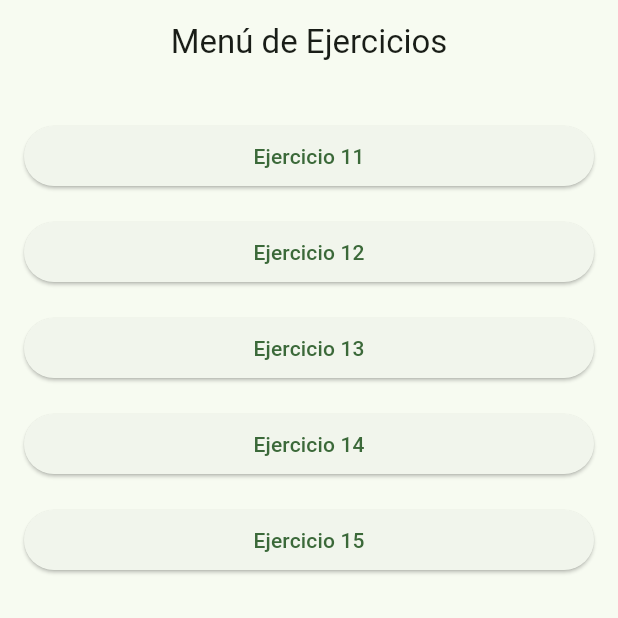
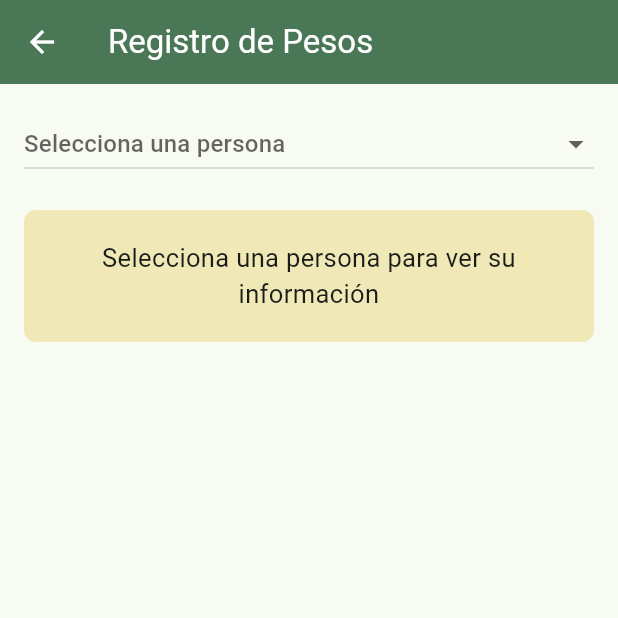
Before and after one commit to MateoJa54/Tarea1_moviles, a Flutter app: the screen it shows after launch, after a tap on "Ejercicio 15", on a phone screen of 412 x 824 dp, the top half of it. Run offline on Flutter 3.47's test engine with Material 3 defaults, Android fonts, the phone set to English and light mode, and no system bars.

Commit message:
Elaboracion Ejercicio 15

```diff
--- a/lib/main.dart
+++ b/lib/main.dart
@@ -30,7 +30,7 @@ class EjerciciosApp extends StatelessWidget {
         '/ej12': (context) => const Ejercicio12Page(),
         '/ej13': (context) => const Ejercicio13Page(),
         '/ej14': (context) => const Ejercicio14Page(),
-        // '/ej15': (context) => const Ejercicio15Page(),
+        '/ej15': (context) => const Ejercicio15Page(),
       },
     );
   }
--- a/lib/pantallas/ejercicio15.dart
+++ b/lib/pantallas/ejercicio15.dart
@@ -0,0 +1,289 @@
+import 'package:flutter/material.dart';
+
+class Ejercicio15Page extends StatefulWidget {
+  const Ejercicio15Page({super.key});
+
+  @override
+  State<Ejercicio15Page> createState() => _Ejercicio15PageState();
+}
+
+class _Ejercicio15PageState extends State<Ejercicio15Page> {
+  List<String> namesRegistered = ['Mateo', 'Andres', 'Alan', 'Sofia'];
+  List<double> previousWeight = [80, 60, 70.5, 73];
+  List<double> previousDifferenceWeight = [-1.2, 1, -0.2, 0.4];
+
+  int? selectedPerson;
+  double mediaWeight = 0;
+  String resultMessage = '';
+
+  // Mostrar el modal paso a paso (una caja, siguiente/anterior)
+void showWeightDialog(BuildContext context) {
+  int index = 0;
+  List<double> enteredWeights = List.filled(10, 0.0);
+  final weightCtrl = TextEditingController();
+  String errorText = '';
+
+  void updateController() {
+    weightCtrl.text =
+        enteredWeights[index] == 0 ? '' : enteredWeights[index].toString();
+  }
+
+  updateController();
+
+  showDialog(
+    context: context,
+    barrierDismissible: false,
+    builder: (context) {
+      return StatefulBuilder(
+        builder: (context, setStateDialog) {
+          return AlertDialog(
+            title: Text(
+                'Registro de pesos (${index + 1} / 10) - ${namesRegistered[selectedPerson!]}'),
+            content: Column(
+              mainAxisSize: MainAxisSize.min,
+              children: [
+                TextField(
+                  controller: weightCtrl,
+                  keyboardType:
+                      const TextInputType.numberWithOptions(decimal: true),
+                  decoration: InputDecoration(
+                    labelText: 'Ingrese el peso actual',
+                    border: const OutlineInputBorder(),
+                    errorText: errorText.isEmpty ? null : errorText,
+                  ),
+                ),
+              ],
+            ),
+            actions: [
+              TextButton(
+                onPressed: () {
+                  Navigator.pop(context);
+                },
+                child: const Text('Cancelar'),
+              ),
+              if (index > 0)
+                TextButton(
+                  onPressed: () {
+                    enteredWeights[index] =
+                        double.tryParse(weightCtrl.text) ?? 0;
+                    index--;
+                    updateController();
+                    setStateDialog(() {
+                      errorText = '';
+                    });
+                  },
+                  child: const Text('Anterior'),
+                ),
+              TextButton(
+                onPressed: () {
+                  String input = weightCtrl.text.trim();
+                  double? weight = double.tryParse(input);
+
+                  if (input.isEmpty) {
+                    setStateDialog(() {
+                      errorText = 'Por favor ingrese un peso.';
+                    });
+                    return;
+                  }
+
+                  if (weight == null || weight <= 0 || weight > 500) {
+                    setStateDialog(() {
+                      errorText =
+                          'Ingrese un número válido.';
+                    });
+                    return;
+                  }
+
+                  // Si pasa las validaciones
+                  enteredWeights[index] = weight;
+                  setStateDialog(() {
+                    errorText = '';
+                  });
+
+                  if (index < 9) {
+                    index++;
+                    updateController();
+                    setStateDialog(() {});
+                  } else {
+                    Navigator.pop(context);
+                    calculate(enteredWeights, selectedPerson!);
+                  }
+                },
+                child: Text(index < 9 ? 'Siguiente' : 'Finalizar'),
+              ),
+            ],
+          );
+        },
+      );
+    },
+  );
+}
+
+
+  void calculate(List<double> weights, int numberPerson) {
+    if (weights.isEmpty) return;
+    mediaWeight = weights.reduce((a, b) => a + b) / weights.length;
+    double difference = mediaWeight - previousWeight[numberPerson];
+    previousDifferenceWeight[numberPerson] = difference;
+    previousWeight[numberPerson] = mediaWeight;
+
+    if (difference < 0) {
+      resultMessage =
+          '${namesRegistered[numberPerson]} mejoró su peso (bajó ${difference.abs().toStringAsFixed(2)} kg)';
+    } else if (difference > 0) {
+      resultMessage =
+          '${namesRegistered[numberPerson]} subió ${difference.toStringAsFixed(2)} kg';
+    } else {
+      resultMessage = '${namesRegistered[numberPerson]} mantuvo su peso';
+    }
+
+    setState(() {});
+  }
+
+  String getPrediction(int idx) {
+    double diff = previousDifferenceWeight[idx];
+    if (diff > 0.0) {
+      return 'Probablemente estará subiendo de peso';
+    } else if (diff < 0.0) {
+      return 'Probablemente no estará subiendo (mejoró)';
+    } else {
+      return 'Peso estable (sin cambios previos)';
+    }
+  }
+
+  @override
+  Widget build(BuildContext context) {
+    final Color primaryColor = const Color(0xFF4A7856);
+    final Color accentColor = const Color(0xFFF1E8B8);
+    final Color backgroundColor = const Color(0xFFF6F5F0);
+    return Scaffold(
+      appBar: AppBar(title: const Text('Registro de Pesos'),
+        backgroundColor: primaryColor,
+        foregroundColor: Colors.white,),
+      body: Padding(
+        padding: const EdgeInsets.all(16.0),
+        child: Column(
+          children: [
+            // Dropdown para seleccionar persona
+            DropdownButton<int>(
+              isExpanded: true,
+              hint: const Text('Selecciona una persona'),
+              value: selectedPerson,
+              dropdownColor: backgroundColor,
+
+              items: List.generate(
+                namesRegistered.length,
+                (index) => DropdownMenuItem(
+                  value: index,
+                  child: Text(namesRegistered[index]),
+                ),
+              ),
+              onChanged: (value) {
+                setState(() {
+                  selectedPerson = value;
+                  resultMessage = ''; // limpiar mensajes previos si se cambia
+                });
+              },
+            ),
+
+            const SizedBox(height: 20),
+
+            // Contenedor que muestra información según selección
+            if (selectedPerson == null)
+              Container(
+                width: double.infinity,
+                padding: const EdgeInsets.all(20),
+                decoration: BoxDecoration(
+                  color: accentColor,
+                  borderRadius: BorderRadius.circular(8),
+                ),
+                child: const Text(
+                  'Selecciona una persona para ver su información',
+                  textAlign: TextAlign.center,
+                  style: const TextStyle(
+                    fontSize: 17,
+                  ),
+                ),
+              )
+            else
+              Container(
+                width: double.infinity,
+                padding: const EdgeInsets.all(16),
+                decoration: BoxDecoration(
+                  color: accentColor,
+                  borderRadius: BorderRadius.circular(8),
+                  border: Border.all(color: Colors.blue),
+                ),
+                child: Column(
+                  crossAxisAlignment: CrossAxisAlignment.start,
+                  children: [
+                    Text(
+                      'Hola, ${namesRegistered[selectedPerson!]}',
+                      style: const TextStyle(
+                        fontSize: 25,
+                        fontWeight: FontWeight.bold,
+                        color: Colors.green,
+                      ),
+                    ),
+                    const SizedBox(height: 8),
+
+                    Text(
+                      'Peso anterior: ${previousWeight[selectedPerson!].toStringAsFixed(2)} kg',
+                      style: const TextStyle(fontSize: 16),
+                    ),
+                    const SizedBox(height: 6),
+
+                    Text(
+                      'Diferencia previa: ${previousDifferenceWeight[selectedPerson!].toStringAsFixed(2)} kg',
+                      style: const TextStyle(fontSize: 16),
+                    ),
+                    const SizedBox(height: 6),
+
+                    // Mensaje predictivo
+                    Text(
+                      getPrediction(selectedPerson!),
+                      style: const TextStyle(
+                        fontSize: 15,
+                        fontStyle: FontStyle.italic,
+                      ),
+                    ),
+                    const SizedBox(height: 12),
+
+                    if (resultMessage.isNotEmpty)
+                      Card(
+                        color: Colors.green,
+                        child: Padding(
+                          padding: const EdgeInsets.all(8.0),
+                          child: Text(
+                            resultMessage,
+                            style: const TextStyle(fontSize: 15),
+                          ),
+                        ),
+                      ),
+                    const SizedBox(height: 12),
+
+                    // Botón para abrir modal de registro
+                    ElevatedButton(
+                      style: ElevatedButton.styleFrom(
+                        backgroundColor: primaryColor,
+                        padding: const EdgeInsets.symmetric(vertical: 14),
+                        foregroundColor: Colors.white,
+                        shape: RoundedRectangleBorder(
+                          borderRadius: BorderRadius.circular(8),
+                        ),
+                      ),
+                      onPressed: () => showWeightDialog(context),
+                      child: Text(
+                        'Registrar Peso',
+                        style: const TextStyle(fontSize: 16),
+                      ),
+                    ),
+                  ],
+                ),
+              ),
+          ],
+        ),
+      ),
+    );
+  }
+}
```
